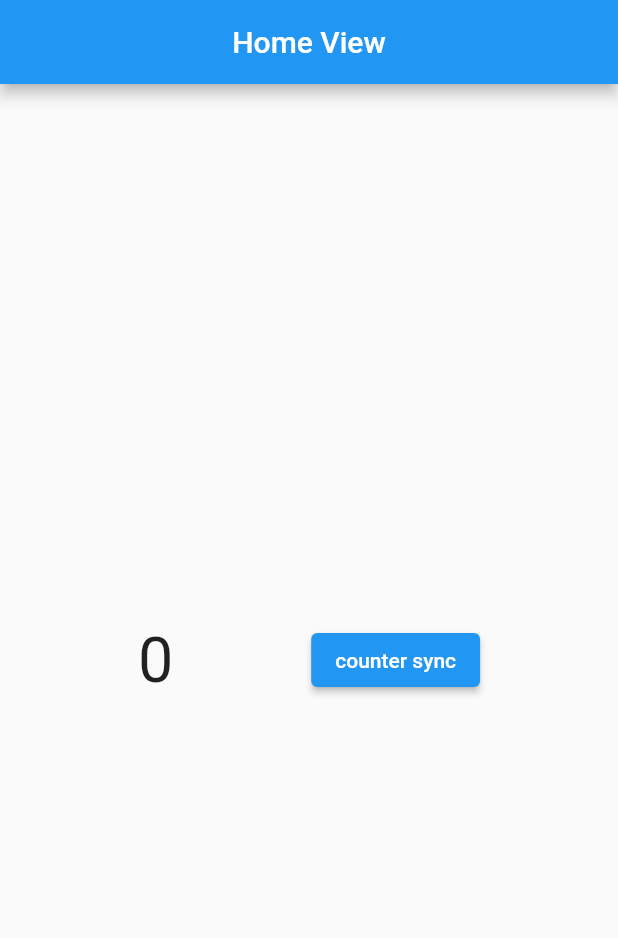
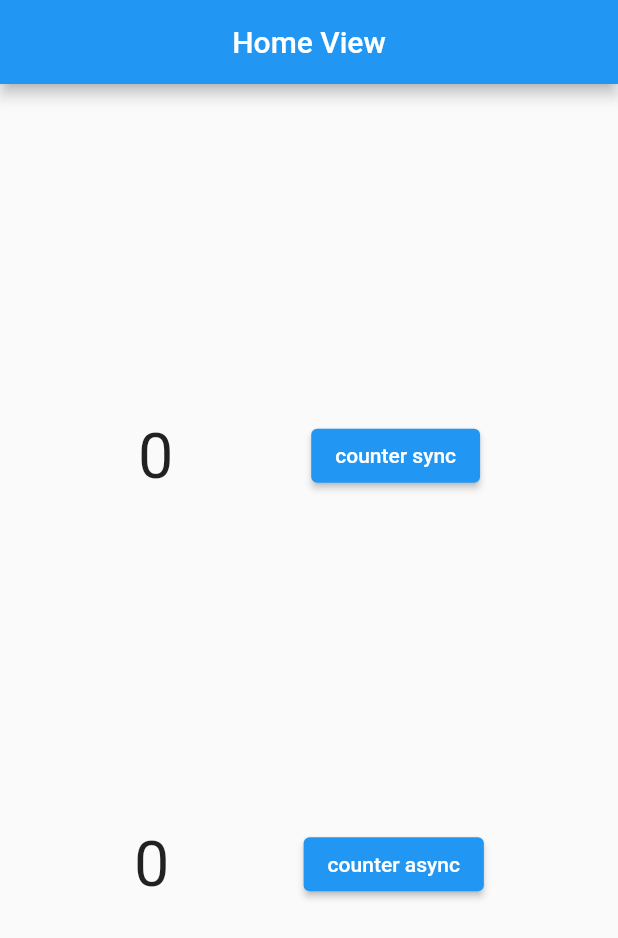
Before and after one commit to AnnisaPW/f_rs_counter, a Flutter app: the screen it shows after launch, on a phone screen of 412 x 824 dp. Shown: the top 938 px of the screen. Run offline on Flutter 3.47's test engine with Material 2 defaults, Android fonts, the phone set to English and light mode, and no system bars; our stand-ins replace states_rebuilder.

Commit message:
add counter async

```diff
--- a/lib/ui_screens/home/_index.dart
+++ b/lib/ui_screens/home/_index.dart
@@ -8,3 +8,4 @@ part 'c.home.view.dart';
 
 part 'widgets/a.appbar.dart';
 part 'widgets/b.counter.sync.dart';
+part 'widgets/c.counter.async.dart';
--- a/lib/ui_screens/home/c.home.view.dart
+++ b/lib/ui_screens/home/c.home.view.dart
@@ -13,7 +13,10 @@ class HomeView extends StatelessWidget {
       body: Center(
         child: Column(
           mainAxisAlignment: MainAxisAlignment.spaceEvenly,
-          children: const [HomeCounterSync()],
+          children: const [
+            HomeCounterSync(),
+            HomeCounterAsync(),
+          ],
         ),
       ),
     );
--- /dev/null
+++ b/lib/ui_screens/home/widgets/c.counter.async.dart
@@ -0,0 +1,22 @@
+part of '../_index.dart';
+
+class HomeCounterAsync extends StatelessWidget {
+  const HomeCounterAsync({super.key});
+
+  @override
+  Widget build(BuildContext context) {
+    return Row(
+      mainAxisAlignment: MainAxisAlignment.spaceEvenly,
+      children: [
+        const Text(
+          '0',
+          textScaleFactor: 3,
+        ),
+        ElevatedButton(
+          onPressed: () {},
+          child: const Text('counter async'),
+        ),
+      ],
+    );
+  }
+}
```
